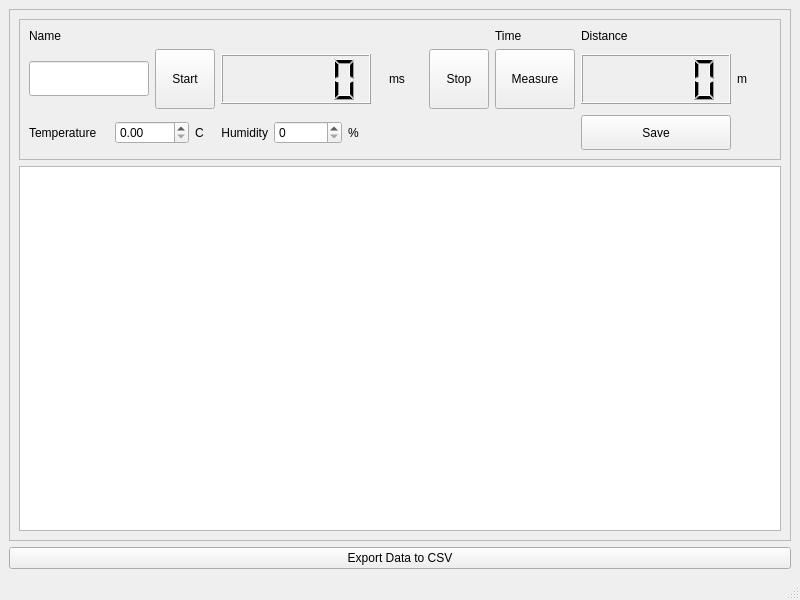
Above: ui/distance_measure_app_ui.ui from Imran2205/DistanceMeasure before the change. Below: the same form after it.
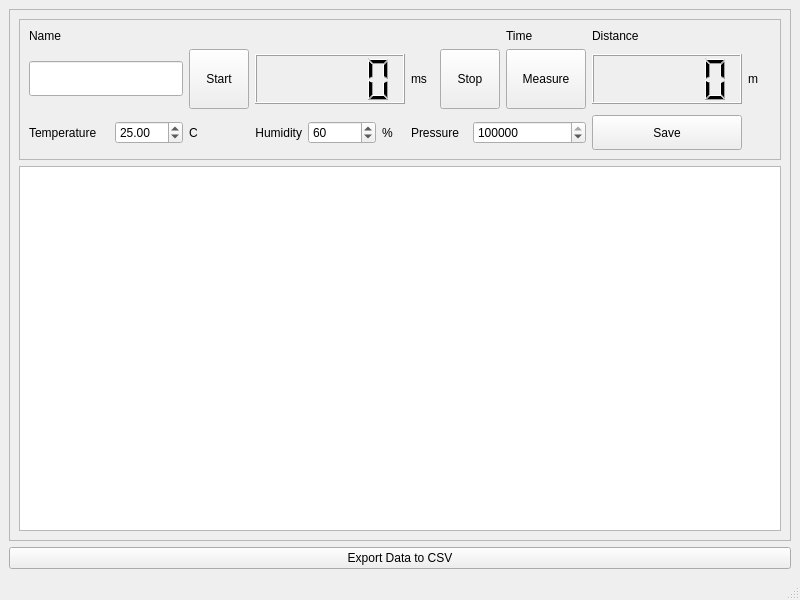
That is the form after the change.

What changed in the file:
```diff
--- a/ui/distance_measure_app_ui.ui
+++ b/ui/distance_measure_app_ui.ui
@@ -91,7 +91,7 @@
             </property>
            </widget>
           </item>
-          <item row="1" column="2" colspan="2">
+          <item row="1" column="2">
            <widget class="QPushButton" name="pushButton_start">
             <property name="minimumSize">
              <size>
@@ -110,7 +110,7 @@
             </property>
            </widget>
           </item>
-          <item row="1" column="4" colspan="3">
+          <item row="1" column="3" colspan="3">
            <widget class="QLCDNumber" name="lcdNumber_time">
             <property name="minimumSize">
              <size>
@@ -132,14 +132,14 @@
             </property>
            </widget>
           </item>
-          <item row="1" column="7">
+          <item row="1" column="6">
            <widget class="QLabel" name="label_9">
             <property name="text">
              <string>ms</string>
             </property>
            </widget>
           </item>
-          <item row="1" column="8">
+          <item row="1" column="7" colspan="2">
            <widget class="QPushButton" name="pushButton_stop">
             <property name="minimumSize">
              <size>
@@ -219,10 +219,20 @@
             </property>
            </widget>
           </item>
-          <item row="2" column="1" colspan="2">
-           <widget class="QDoubleSpinBox" name="doubleSpinBox_temp"/>
+          <item row="2" column="1">
+           <widget class="QDoubleSpinBox" name="doubleSpinBox_temp">
+            <property name="minimum">
+             <double>-100.000000000000000</double>
+            </property>
+            <property name="maximum">
+             <double>100.000000000000000</double>
+            </property>
+            <property name="value">
+             <double>25.000000000000000</double>
+            </property>
+           </widget>
           </item>
-          <item row="2" column="3">
+          <item row="2" column="2">
            <widget class="QLabel" name="label_6">
             <property name="minimumSize">
              <size>
@@ -241,7 +251,7 @@
             </property>
            </widget>
           </item>
-          <item row="2" column="4">
+          <item row="2" column="3">
            <widget class="QLabel" name="label_2">
             <property name="text">
              <string>Humidity</string>
@@ -251,7 +261,7 @@
             </property>
            </widget>
           </item>
-          <item row="2" column="5">
+          <item row="2" column="4">
            <widget class="QSpinBox" name="spinBox_humidity">
             <property name="minimumSize">
              <size>
@@ -265,15 +275,41 @@
               <height>16777215</height>
              </size>
             </property>
+            <property name="maximum">
+             <number>100</number>
+            </property>
+            <property name="value">
+             <number>60</number>
+            </property>
            </widget>
           </item>
-          <item row="2" column="6">
+          <item row="2" column="5">
            <widget class="QLabel" name="label_7">
             <property name="text">
              <string>%</string>
             </property>
            </widget>
           </item>
+          <item row="2" column="6" colspan="2">
+           <widget class="QLabel" name="label_10">
+            <property name="text">
+             <string>Pressure</string>
+            </property>
+           </widget>
+          </item>
+          <item row="2" column="8" colspan="2">
+           <widget class="QSpinBox" name="spinBox_pressure">
+            <property name="minimum">
+             <number>70000</number>
+            </property>
+            <property name="maximum">
+             <number>150000</number>
+            </property>
+            <property name="value">
+             <number>101325</number>
+            </property>
+           </widget>
+          </item>
           <item row="2" column="10">
            <widget class="QPushButton" name="pushButton_save">
             <property name="minimumSize">
```
Left out of the diff: 2 changed lines with no effect on the pictures.
